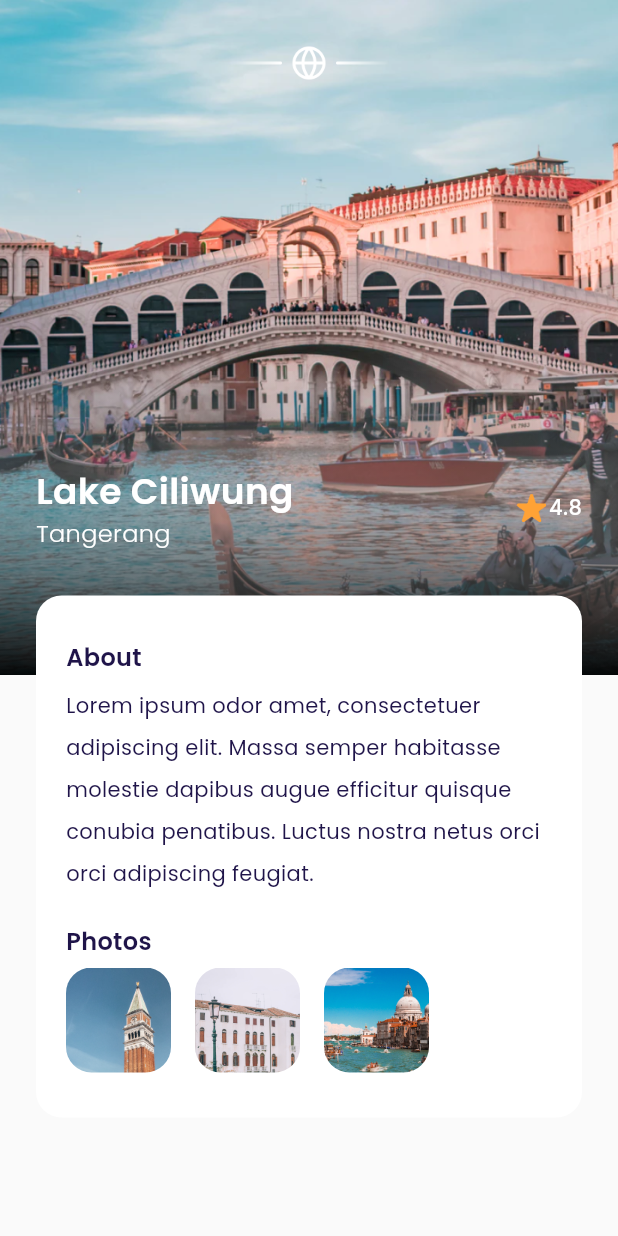
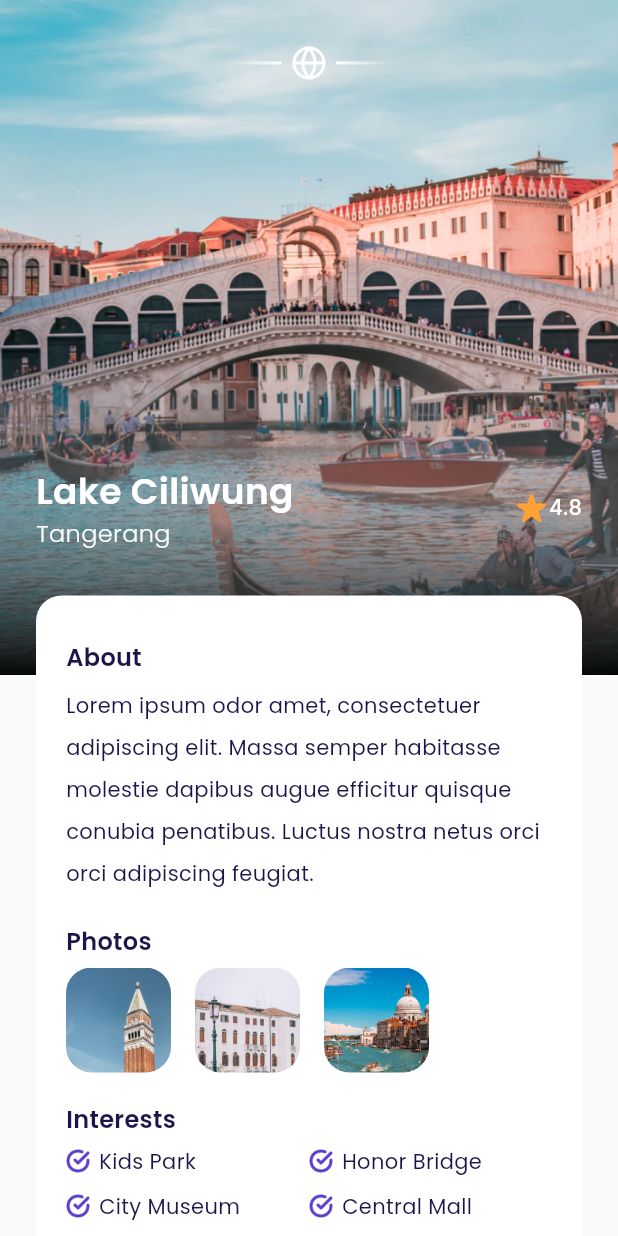
Before and after one commit to Jerry2204/airplane-mobile-flutter, a Flutter app: the MainPage screen opened by its route, after a tap on "4.8", on a phone screen of 412 x 824 dp. Run offline on Flutter 3.47's test engine with Material 3 defaults, Android fonts, the phone set to English and light mode, and no system bars; our stand-ins replace firebase_core, google_fonts; accounts and stored records are empty.

Commit message:
finishing detail page

```diff
--- a/lib/ui/pages/detail_page.dart
+++ b/lib/ui/pages/detail_page.dart
@@ -1,4 +1,6 @@
 import 'package:airplane/shared/theme.dart';
+import 'package:airplane/ui/widgets/custom_button.dart';
+import 'package:airplane/ui/widgets/interest_item.dart';
 import 'package:airplane/ui/widgets/photo_item.dart';
 import 'package:flutter/material.dart';
 
@@ -161,11 +163,10 @@ class DetailPage extends StatelessWidget {
                       height: 2,
                     ),
                   ),
+                  // NOTE: PHOTOS
                   SizedBox(
                     height: 20,
                   ),
-
-                  // NOTE: PHOTOS
                   Text(
                     'Photos',
                     style: blackTextStyle.copyWith(
@@ -189,9 +190,89 @@ class DetailPage extends StatelessWidget {
                       ),
                     ],
                   ),
+                  // NOTE: PHOTOS
+                  SizedBox(
+                    height: 20,
+                  ),
+                  Text(
+                    'Interests',
+                    style: blackTextStyle.copyWith(
+                      fontSize: 16,
+                      fontWeight: semiBold,
+                    ),
+                  ),
+                  SizedBox(
+                    height: 6,
+                  ),
+                  Row(
+                    children: [
+                      InterestItem(
+                        text: 'Kids Park',
+                      ),
+                      InterestItem(
+                        text: 'Honor Bridge',
+                      ),
+                    ],
+                  ),
+                  SizedBox(
+                    height: 10,
+                  ),
+                  Row(
+                    children: [
+                      InterestItem(
+                        text: 'City Museum',
+                      ),
+                      InterestItem(
+                        text: 'Central Mall',
+                      ),
+                    ],
+                  ),
                 ],
               ),
-            )
+            ),
+
+            // NOTE: PRICE AND BOOK BUTTON
+            Container(
+              width: double.infinity,
+              margin: EdgeInsets.symmetric(
+                vertical: 30,
+              ),
+              child: Row(
+                children: [
+                  // NOTE: PRICE
+                  Expanded(
+                    child: Column(
+                      crossAxisAlignment: CrossAxisAlignment.start,
+                      children: [
+                        Text(
+                          'IDR 2.500.000',
+                          style: blackTextStyle.copyWith(
+                            fontSize: 18,
+                            fontWeight: medium,
+                          ),
+                        ),
+                        SizedBox(
+                          height: 5,
+                        ),
+                        Text(
+                          'per orang',
+                          style: grayTextStyle.copyWith(
+                            fontWeight: light,
+                          ),
+                        ),
+                      ],
+                    ),
+                  ),
+
+                  // NOTE: BOOK BUTTON
+                  CustomButton(
+                    title: 'Book Now',
+                    onPressed: () {},
+                    width: 170,
+                  ),
+                ],
+              ),
+            ),
           ],
         ),
       );
@@ -199,12 +280,14 @@ class DetailPage extends StatelessWidget {
 
     return Scaffold(
       backgroundColor: kBackgroundColor,
-      body: Stack(
-        children: [
-          backgroundImage(),
-          customShadow(),
-          content(),
-        ],
+      body: SingleChildScrollView(
+        child: Stack(
+          children: [
+            backgroundImage(),
+            customShadow(),
+            content(),
+          ],
+        ),
       ),
     );
   }
--- a/lib/ui/widgets/destination_tile.dart
+++ b/lib/ui/widgets/destination_tile.dart
@@ -1,4 +1,5 @@
 import 'package:airplane/shared/theme.dart';
+import 'package:airplane/ui/pages/detail_page.dart';
 import 'package:flutter/material.dart';
 
 class DestinationTile extends StatelessWidget {
@@ -17,7 +18,16 @@ class DestinationTile extends StatelessWidget {
 
   @override
   Widget build(BuildContext context) {
-    return Container(
+    return GestureDetector(
+      onTap: () {
+        Navigator.push(
+          context,
+          MaterialPageRoute(
+            builder: (context) => DetailPage(),
+          ),
+        );
+      },
+      child: Container(
         margin: const EdgeInsets.only(
           top: 16,
         ),
@@ -101,6 +111,7 @@ class DestinationTile extends StatelessWidget {
             ),
           ],
         ),
+      ),
     );
   }
 }
--- /dev/null
+++ b/lib/ui/widgets/interest_item.dart
@@ -0,0 +1,40 @@
+import 'package:airplane/shared/theme.dart';
+import 'package:flutter/material.dart';
+
+class InterestItem extends StatelessWidget {
+  final String text;
+
+  const InterestItem({
+    super.key,
+    required this.text,
+  });
+
+  @override
+  Widget build(BuildContext context) {
+    return Expanded(
+      child: Row(
+        children: [
+          Container(
+            width: 16,
+            height: 16,
+            margin: EdgeInsets.only(
+              right: 6,
+            ),
+            decoration: BoxDecoration(
+              image: DecorationImage(
+                fit: BoxFit.cover,
+                image: AssetImage(
+                  'assets/icon_checklist.png',
+                ),
+              ),
+            ),
+          ),
+          Text(
+            text,
+            style: blackTextStyle,
+          ),
+        ],
+      ),
+    );
+  }
+}
```
Lines whose indentation alone changed are shown as unchanged.
